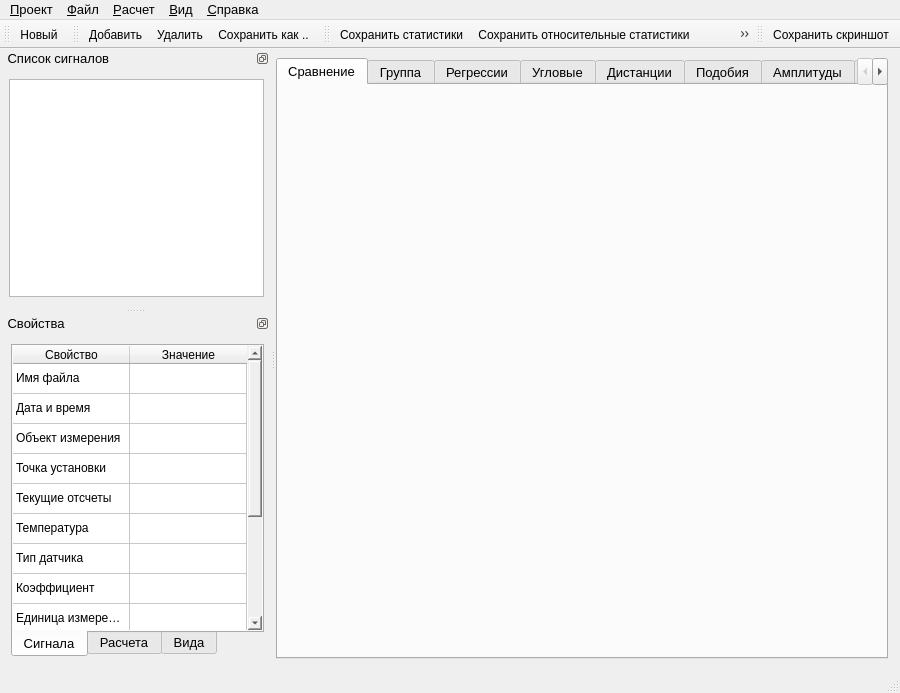
The window that gui/MainWindow.ui (Qinterfly/EvalSig) describes before a commit, drawn with Qt 5.
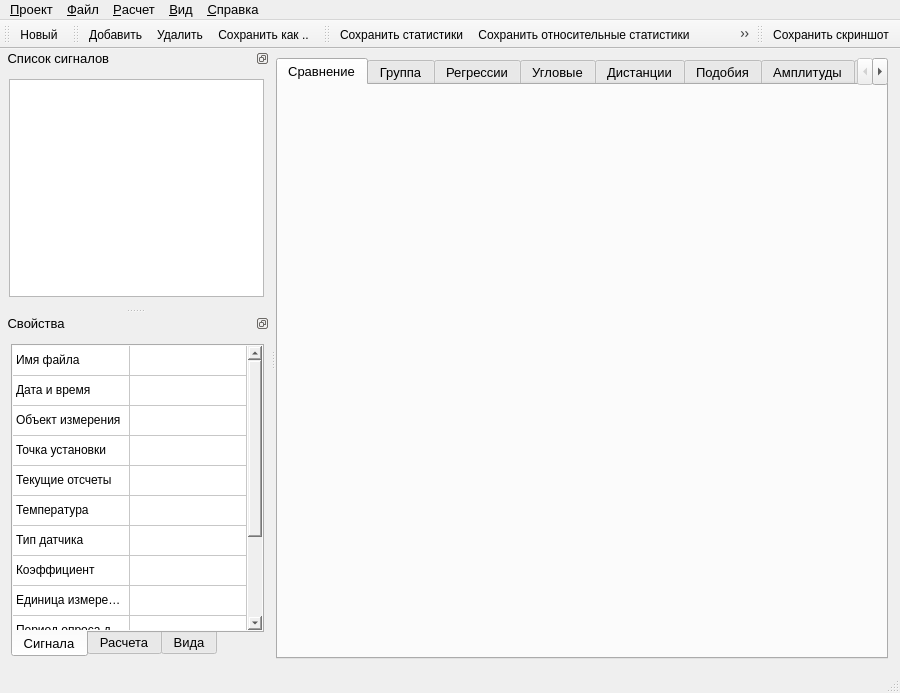
The same window after the commit. Icons and pictures are not drawn. Custom widgets are drawn as their Qt base class.

The edit to the form file:
```diff
--- a/gui/MainWindow.ui
+++ b/gui/MainWindow.ui
@@ -713,7 +713,7 @@
             <number>13</number>
            </property>
            <attribute name="horizontalHeaderVisible">
-            <bool>true</bool>
+            <bool>false</bool>
            </attribute>
            <attribute name="horizontalHeaderCascadingSectionResizes">
             <bool>false</bool>
```
Left out of the diff: 46 changed lines with no effect on the pictures.
